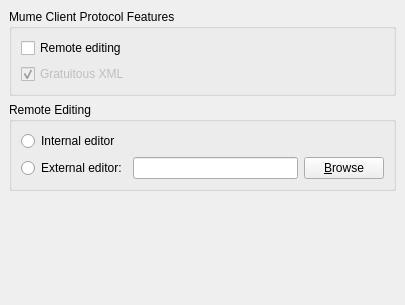
MUME/MMapper, file src/preferences/mumeprotocolpage.ui: the form before one commit.
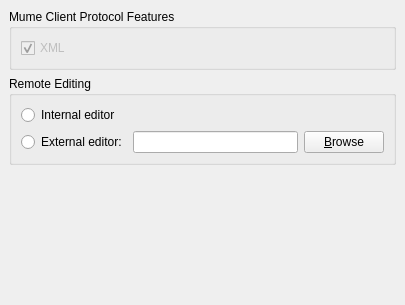
The form after the commit.

```diff
--- a/src/preferences/mumeprotocolpage.ui
+++ b/src/preferences/mumeprotocolpage.ui
@@ -63,19 +63,12 @@
        <number>6</number>
       </property>
       <item row="1" column="0">
-       <widget class="QCheckBox" name="remoteEditCheckBox">
-        <property name="text">
-         <string>Remote editing</string>
-        </property>
-       </widget>
-      </item>
-      <item row="2" column="0">
        <widget class="QCheckBox" name="xmlSupportCheckBox">
         <property name="enabled">
          <bool>false</bool>
         </property>
         <property name="text">
-         <string>Gratuitous XML</string>
+         <string>XML</string>
         </property>
         <property name="checkable">
          <bool>true</bool>
```
Left out of the diff: 1 changed line with no effect on the pictures.
